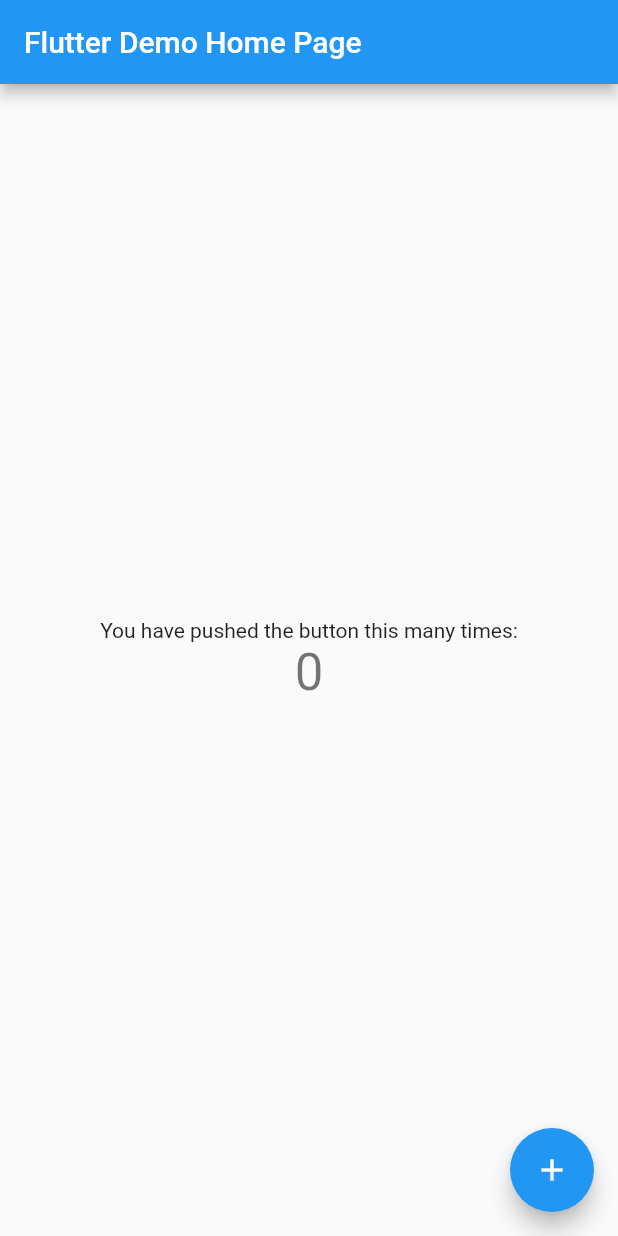
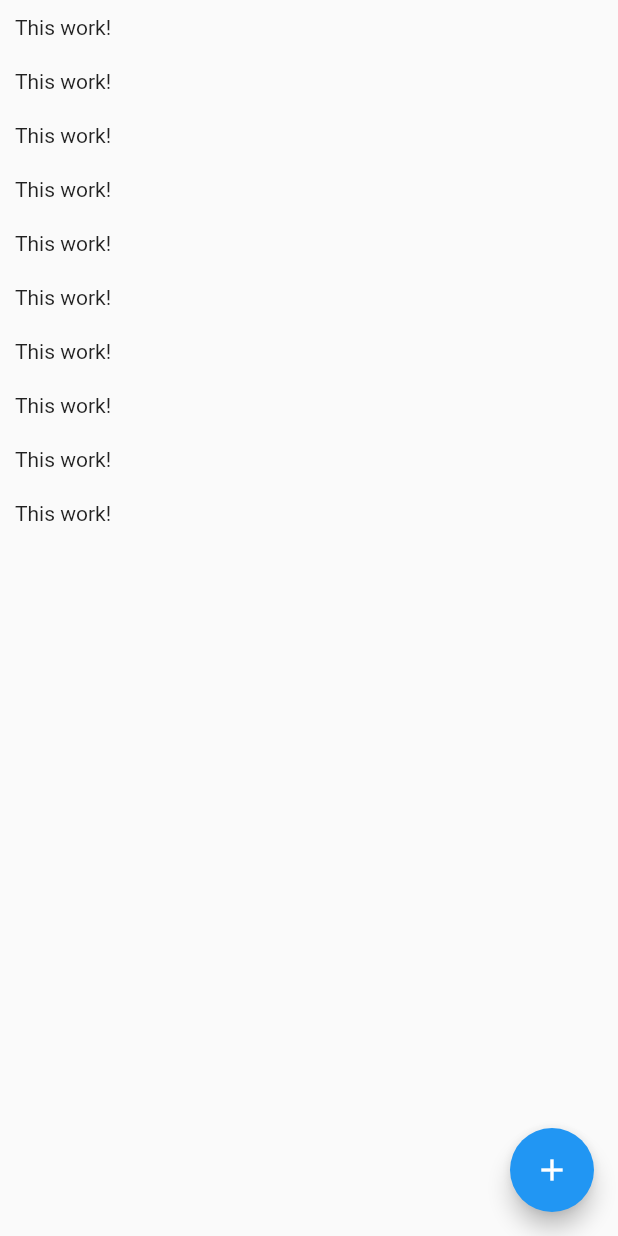
Before and after one commit to TeaTung/Flutter_Course_Chat_App_Firebase, a Flutter app: the screen it shows after launch, on a phone screen of 412 x 824 dp. Run offline on Flutter 3.47's test engine with Material 2 defaults, Android fonts, the phone set to English and light mode, and no system bars; our stand-ins replace cloud_firestore; accounts and stored records are empty.

Commit message:
add firebase

```diff
--- a/lib/main.dart
+++ b/lib/main.dart
@@ -1,113 +1,17 @@
 import 'package:flutter/material.dart';
+import 'package:flutter_complete_guide/screens/chat_screen.dart';
 
-void main() {
-  runApp(MyApp());
-}
+void main() => runApp(MyApp());
 
 class MyApp extends StatelessWidget {
-  // This widget is the root of your application.
   @override
   Widget build(BuildContext context) {
     return MaterialApp(
-      title: 'Flutter Demo',
+      title: 'Flutter Chat',
       theme: ThemeData(
-        // This is the theme of your application.
-        //
-        // Try running your application with "flutter run". You'll see the
-        // application has a blue toolbar. Then, without quitting the app, try
-        // changing the primarySwatch below to Colors.green and then invoke
-        // "hot reload" (press "r" in the console where you ran "flutter run",
-        // or simply save your changes to "hot reload" in a Flutter IDE).
-        // Notice that the counter didn't reset back to zero; the application
-        // is not restarted.
         primarySwatch: Colors.blue,
       ),
-      home: MyHomePage(title: 'Flutter Demo Home Page'),
+      home: ChatScreen(),
     );
   }
 }
-
-class MyHomePage extends StatefulWidget {
-  MyHomePage({Key? key, required this.title}) : super(key: key);
-
-  // This widget is the home page of your application. It is stateful, meaning
-  // that it has a State object (defined below) that contains fields that affect
-  // how it looks.
-
-  // This class is the configuration for the state. It holds the values (in this
-  // case the title) provided by the parent (in this case the App widget) and
-  // used by the build method of the State. Fields in a Widget subclass are
-  // always marked "final".
-
-  final String title;
-
-  @override
-  _MyHomePageState createState() => _MyHomePageState();
-}
-
-class _MyHomePageState extends State<MyHomePage> {
-  int _counter = 0;
-
-  void _incrementCounter() {
-    setState(() {
-      // This call to setState tells the Flutter framework that something has
-      // changed in this State, which causes it to rerun the build method below
-      // so that the display can reflect the updated values. If we changed
-      // _counter without calling setState(), then the build method would not be
-      // called again, and so nothing would appear to happen.
-      _counter++;
-    });
-  }
-
-  @override
-  Widget build(BuildContext context) {
-    // This method is rerun every time setState is called, for instance as done
-    // by the _incrementCounter method above.
-    //
-    // The Flutter framework has been optimized to make rerunning build methods
-    // fast, so that you can just rebuild anything that needs updating rather
-    // than having to individually change instances of widgets.
-    return Scaffold(
-      appBar: AppBar(
-        // Here we take the value from the MyHomePage object that was created by
-        // the App.build method, and use it to set our appbar title.
-        title: Text(widget.title),
-      ),
-      body: Center(
-        // Center is a layout widget. It takes a single child and positions it
-        // in the middle of the parent.
-        child: Column(
-          // Column is also a layout widget. It takes a list of children and
-          // arranges them vertically. By default, it sizes itself to fit its
-          // children horizontally, and tries to be as tall as its parent.
-          //
-          // Invoke "debug painting" (press "p" in the console, choose the
-          // "Toggle Debug Paint" action from the Flutter Inspector in Android
-          // Studio, or the "Toggle Debug Paint" command in Visual Studio Code)
-          // to see the wireframe for each widget.
-          //
-          // Column has various properties to control how it sizes itself and
-          // how it positions its children. Here we use mainAxisAlignment to
-          // center the children vertically; the main axis here is the vertical
-          // axis because Columns are vertical (the cross axis would be
-          // horizontal).
-          mainAxisAlignment: MainAxisAlignment.center,
-          children: <Widget>[
-            Text(
-              'You have pushed the button this many times:',
-            ),
-            Text(
-              '$_counter',
-              style: Theme.of(context).textTheme.headline4,
-            ),
-          ],
-        ),
-      ),
-      floatingActionButton: FloatingActionButton(
-        onPressed: _incrementCounter,
-        tooltip: 'Increment',
-        child: Icon(Icons.add),
-      ), // This trailing comma makes auto-formatting nicer for build methods.
-    );
-  }
-}
--- /dev/null
+++ b/lib/screens/chat_screen.dart
@@ -0,0 +1,30 @@
+import 'package:cloud_firestore/cloud_firestore.dart';
+import 'package:flutter/material.dart';
+
+class ChatScreen extends StatelessWidget {
+  @override
+  Widget build(BuildContext context) {
+    return Scaffold(
+      body: ListView.builder(
+        itemCount: 10,
+        itemBuilder: (ctx, index) => Container(
+          padding: EdgeInsets.all(10),
+          child: Text('This work!'),
+        ),
+      ),
+      floatingActionButton: FloatingActionButton(
+        child: Icon(Icons.add),
+        onPressed: () {
+          Firestore.instance
+              .collection('chats/A53X2PUzcwGs5kgQt8aC/messages')
+              .snapshots()
+              .listen((data) {
+            print(
+              data.documents[0]['text'],
+            );
+          });
+        },
+      ),
+    );
+  }
+}
```
Also changed, not shown: pubspec.yaml (+7 -10 lines), lib/screens/auth_screen.dart (added), pubspec.lock, 5 other files.
